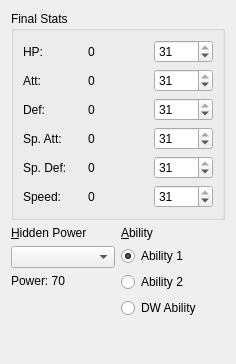
Old version of the form src/Teambuilder/Teambuilder/ivbox.ui in the repository po-devs/pokemon-online.
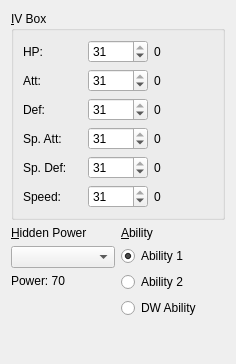
New version of the form.

Commit message: Rename final stats to IV box

```diff
--- a/src/Teambuilder/Teambuilder/ivbox.ui
+++ b/src/Teambuilder/Teambuilder/ivbox.ui
@@ -17,7 +17,7 @@
    <item row="0" column="0" rowspan="2" colspan="2">
     <widget class="QGroupBox" name="finalStats">
      <property name="title">
-      <string>Final Stats</string>
+      <string>&amp;IV Box</string>
      </property>
      <layout class="QGridLayout" name="gridLayout">
       <item row="0" column="0">
@@ -27,13 +27,6 @@
         </property>
        </widget>
       </item>
-      <item row="0" column="1">
-       <widget class="QLabel" name="hpivlabel">
-        <property name="text">
-         <string>0</string>
-        </property>
-       </widget>
-      </item>
       <item row="0" column="2">
        <widget class="QSpinBox" name="hpivspin">
         <property name="maximum">
@@ -51,13 +44,6 @@
         </property>
        </widget>
       </item>
-      <item row="1" column="1">
-       <widget class="QLabel" name="attivlabel">
-        <property name="text">
-         <string>0</string>
-        </property>
-       </widget>
-      </item>
       <item row="1" column="2">
        <widget class="QSpinBox" name="attivspin">
         <property name="maximum">
@@ -75,13 +61,6 @@
         </property>
        </widget>
       </item>
-      <item row="2" column="1">
-       <widget class="QLabel" name="defivlabel">
-        <property name="text">
-         <string>0</string>
-        </property>
-       </widget>
-      </item>
       <item row="2" column="2">
        <widget class="QSpinBox" name="defivspin">
         <property name="maximum">
@@ -99,13 +78,6 @@
         </property>
        </widget>
       </item>
-      <item row="3" column="1">
-       <widget class="QLabel" name="spattivlabel">
-        <property name="text">
-         <string>0</string>
-        </property>
-       </widget>
-      </item>
       <item row="3" column="2">
        <widget class="QSpinBox" name="spattivspin">
         <property name="maximum">
@@ -123,13 +95,6 @@
         </property>
        </widget>
       </item>
-      <item row="4" column="1">
-       <widget class="QLabel" name="spdefivlabel">
-        <property name="text">
-         <string>0</string>
-        </property>
-       </widget>
-      </item>
       <item row="4" column="2">
        <widget class="QSpinBox" name="spdefivspin">
         <property name="maximum">
@@ -147,13 +112,6 @@
         </property>
        </widget>
       </item>
-      <item row="5" column="1">
-       <widget class="QLabel" name="speedivlabel">
-        <property name="text">
-         <string>0</string>
-        </property>
-       </widget>
-      </item>
       <item row="5" column="2">
        <widget class="QSpinBox" name="speedivspin">
         <property name="maximum">
@@ -164,6 +122,48 @@
         </property>
        </widget>
       </item>
+      <item row="1" column="3">
+       <widget class="QLabel" name="attivlabel">
+        <property name="text">
+         <string>0</string>
+        </property>
+       </widget>
+      </item>
+      <item row="2" column="3">
+       <widget class="QLabel" name="defivlabel">
+        <property name="text">
+         <string>0</string>
+        </property>
+       </widget>
+      </item>
+      <item row="3" column="3">
+       <widget class="QLabel" name="spattivlabel">
+        <property name="text">
+         <string>0</string>
+        </property>
+       </widget>
+      </item>
+      <item row="4" column="3">
+       <widget class="QLabel" name="spdefivlabel">
+        <property name="text">
+         <string>0</string>
+        </property>
+       </widget>
+      </item>
+      <item row="5" column="3">
+       <widget class="QLabel" name="speedivlabel">
+        <property name="text">
+         <string>0</string>
+        </property>
+       </widget>
+      </item>
+      <item row="0" column="3">
+       <widget class="QLabel" name="hpivlabel">
+        <property name="text">
+         <string>0</string>
+        </property>
+       </widget>
+      </item>
      </layout>
     </widget>
    </item>
```
Left out of the diff: 176 changed lines with no effect on the pictures.
